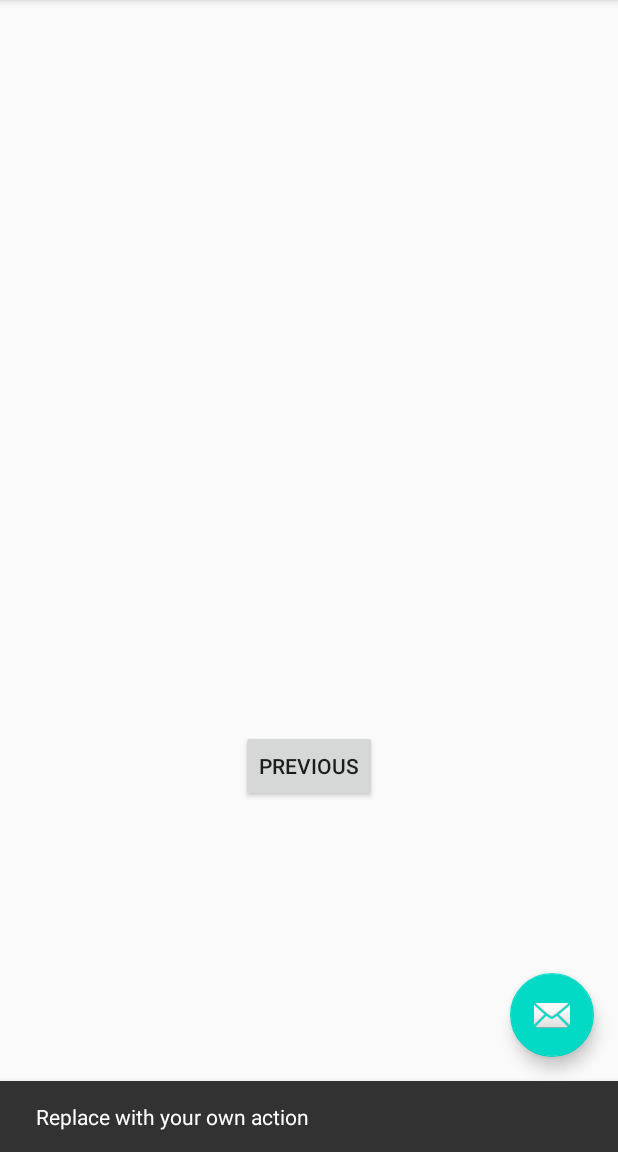
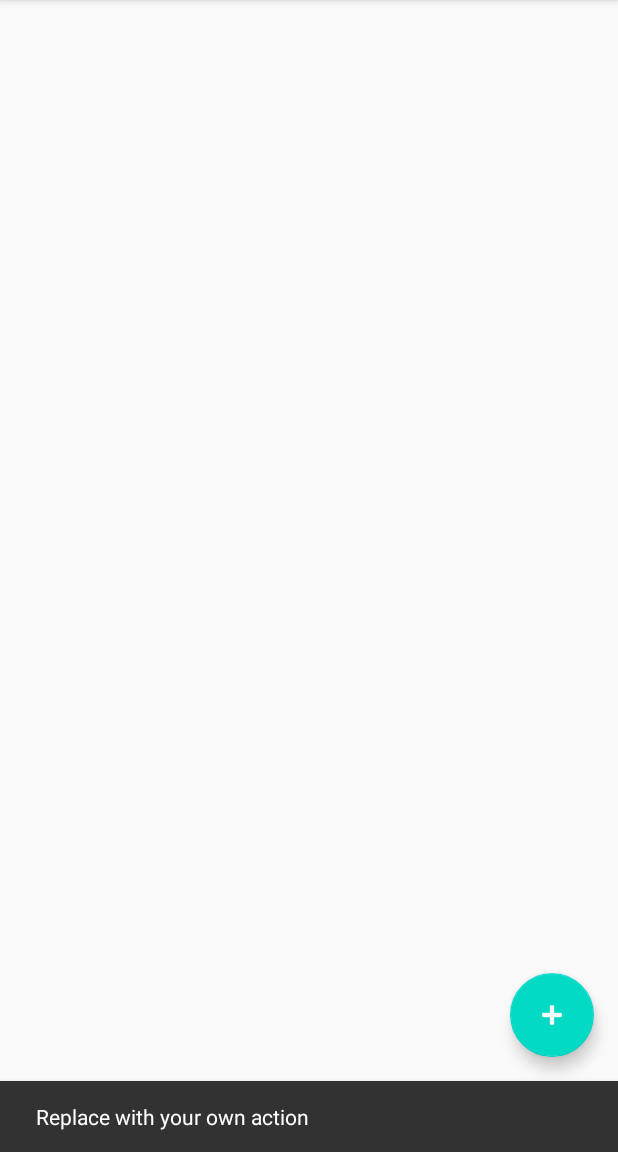
Before and after one commit to OscarOosterling/MadLevel3Example, an Android app: the AddReminderFragment screen opened through its navigation route, after a tap on an icon or button, on a phone screen of 412 x 824 dp, the part 84-1236 px from its top. Run offline under Robolectric (Android 15) with nearby library versions, the phone set to English and light mode, and no system bars.

Commit message:
completed step 2

```diff
--- a/app/build.gradle
+++ b/app/build.gradle
@@ -43,5 +43,9 @@ dependencies {
     testImplementation 'junit:junit:4.12'
     androidTestImplementation 'androidx.test.ext:junit:1.1.2'
     androidTestImplementation 'androidx.test.espresso:espresso-core:3.3.0'
+    def fragment_version = "1.3.0-alpha06"
+
+
+    implementation "androidx.fragment:fragment-ktx:$fragment_version"
 
 }
--- a/app/src/main/java/com/example/madlevel3example/SecondFragment.kt
+++ b/app/src/main/java/com/example/madlevel3example/AddReminderFragment.kt
@@ -11,21 +11,19 @@ import androidx.navigation.fragment.findNavController
 /**
  * A simple [Fragment] subclass as the second destination in the navigation.
  */
-class SecondFragment : Fragment() {
+class AddReminderFragment : Fragment() {
 
     override fun onCreateView(
             inflater: LayoutInflater, container: ViewGroup?,
             savedInstanceState: Bundle?
     ): View? {
         // Inflate the layout for this fragment
-        return inflater.inflate(R.layout.fragment_second, container, false)
+        return inflater.inflate(R.layout.fragment_addreminder, container, false)
     }
 
     override fun onViewCreated(view: View, savedInstanceState: Bundle?) {
         super.onViewCreated(view, savedInstanceState)
 
-        view.findViewById<Button>(R.id.button_second).setOnClickListener {
-            findNavController().navigate(R.id.action_SecondFragment_to_FirstFragment)
-        }
+
     }
 }
--- a/app/src/main/java/com/example/madlevel3example/FirstFragment.kt
+++ b/app/src/main/java/com/example/madlevel3example/RemindersFragment.kt
@@ -11,21 +11,19 @@ import androidx.navigation.fragment.findNavController
 /**
  * A simple [Fragment] subclass as the default destination in the navigation.
  */
-class FirstFragment : Fragment() {
+class RemindersFragment : Fragment() {
 
     override fun onCreateView(
             inflater: LayoutInflater, container: ViewGroup?,
             savedInstanceState: Bundle?
     ): View? {
         // Inflate the layout for this fragment
-        return inflater.inflate(R.layout.fragment_first, container, false)
+        return inflater.inflate(R.layout.fragment_reminder, container, false)
     }
 
     override fun onViewCreated(view: View, savedInstanceState: Bundle?) {
         super.onViewCreated(view, savedInstanceState)
 
-        view.findViewById<Button>(R.id.button_first).setOnClickListener {
-            findNavController().navigate(R.id.action_FirstFragment_to_SecondFragment)
-        }
+
     }
 }
--- a/app/src/main/res/layout/activity_main.xml
+++ b/app/src/main/res/layout/activity_main.xml
@@ -28,6 +28,7 @@
         android:layout_height="wrap_content"
         android:layout_gravity="bottom|end"
         android:layout_margin="@dimen/fab_margin"
-        app:srcCompat="@android:drawable/ic_dialog_email" />
+        app:srcCompat="@android:drawable/ic_input_add"
+        android:tint="@android:color/white"/>
 
 </androidx.coordinatorlayout.widget.CoordinatorLayout>
--- /dev/null
+++ b/app/src/main/res/layout/fragment_addreminder.xml
@@ -0,0 +1,10 @@
+<?xml version="1.0" encoding="utf-8"?>
+<androidx.constraintlayout.widget.ConstraintLayout xmlns:android="http://schemas.android.com/apk/res/android"
+    xmlns:app="http://schemas.android.com/apk/res-auto"
+    xmlns:tools="http://schemas.android.com/tools"
+    android:layout_width="match_parent"
+    android:layout_height="match_parent"
+    tools:context=".AddReminderFragment">
+
+
+</androidx.constraintlayout.widget.ConstraintLayout>
--- a/app/src/main/res/layout/fragment_second.xml
+++ /dev/null
@@ -1,27 +0,0 @@
-<?xml version="1.0" encoding="utf-8"?>
-<androidx.constraintlayout.widget.ConstraintLayout xmlns:android="http://schemas.android.com/apk/res/android"
-    xmlns:app="http://schemas.android.com/apk/res-auto"
-    xmlns:tools="http://schemas.android.com/tools"
-    android:layout_width="match_parent"
-    android:layout_height="match_parent"
-    tools:context=".SecondFragment">
-
-    <TextView
-        android:id="@+id/textview_second"
-        android:layout_width="wrap_content"
-        android:layout_height="wrap_content"
-        app:layout_constraintBottom_toTopOf="@id/button_second"
-        app:layout_constraintEnd_toEndOf="parent"
-        app:layout_constraintStart_toStartOf="parent"
-        app:layout_constraintTop_toTopOf="parent" />
-
-    <Button
-        android:id="@+id/button_second"
-        android:layout_width="wrap_content"
-        android:layout_height="wrap_content"
-        android:text="@string/previous"
-        app:layout_constraintBottom_toBottomOf="parent"
-        app:layout_constraintEnd_toEndOf="parent"
-        app:layout_constraintStart_toStartOf="parent"
-        app:layout_constraintTop_toBottomOf="@id/textview_second" />
-</androidx.constraintlayout.widget.ConstraintLayout>
--- a/app/src/main/res/navigation/nav_graph.xml
+++ b/app/src/main/res/navigation/nav_graph.xml
@@ -7,9 +7,9 @@
 
     <fragment
         android:id="@+id/FirstFragment"
-        android:name="com.example.madlevel3example.FirstFragment"
+        android:name="com.example.madlevel3example.RemindersFragment"
         android:label="@string/first_fragment_label"
-        tools:layout="@layout/fragment_first">
+        tools:layout="@layout/fragment_reminder">
 
         <action
             android:id="@+id/action_FirstFragment_to_SecondFragment"
@@ -17,9 +17,9 @@
     </fragment>
     <fragment
         android:id="@+id/SecondFragment"
-        android:name="com.example.madlevel3example.SecondFragment"
+        android:name="com.example.madlevel3example.AddReminderFragment"
         android:label="@string/second_fragment_label"
-        tools:layout="@layout/fragment_second">
+        tools:layout="@layout/fragment_addreminder">
 
         <action
             android:id="@+id/action_SecondFragment_to_FirstFragment"
```
Also changed, not shown: app/src/main/res/layout/fragment_first.xml (deleted, +0 -28 lines), app/src/main/res/layout/fragment_reminder.xml (added, +10 -0 lines).
